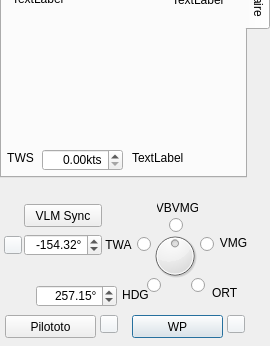
The window that src/Ui/BoardVlmNew.ui (nohal/qtVlm) describes before a commit, drawn with Qt 5; both pictures show x 0 to 270 and y 163 to 509 of the 270 by 509 pixel window.
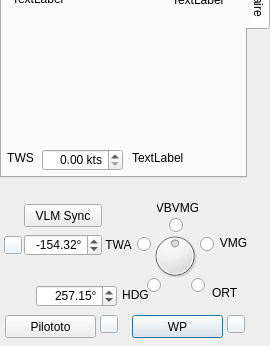
The same window after the commit. The open tabs and pages were chosen to show the change. Custom widgets are drawn as their Qt base class.

Patch:
```diff
--- a/src/Ui/BoardVlmNew.ui
+++ b/src/Ui/BoardVlmNew.ui
@@ -974,7 +974,7 @@
       <set>Qt::AlignRight|Qt::AlignTrailing|Qt::AlignVCenter</set>
      </property>
      <property name="suffix">
-      <string>kts</string>
+      <string> kts</string>
      </property>
     </widget>
     <widget class="QLabel" name="label">
```
